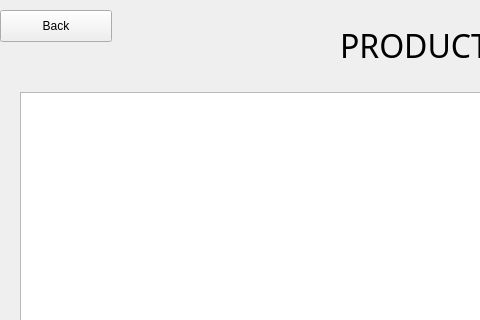
This is CS1C_Graphics_Modeler/mainwindow.ui in utsavparajuli/CS1C-Group-Project as Qt 5 draws it before an edit; both pictures show x 0 to 480 and y 0 to 320 of the 1200 by 700 pixel window. The edited form follows.
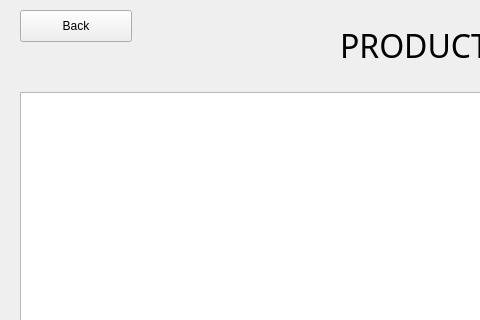
This is the edited form. The open tabs and pages were chosen to show the change. Custom widgets are drawn as their Qt base class.

The edit to the form file:
```diff
--- a/CS1C_Graphics_Modeler/mainwindow.ui
+++ b/CS1C_Graphics_Modeler/mainwindow.ui
@@ -383,7 +383,7 @@
      <widget class="QPushButton" name="backButton">
       <property name="geometry">
        <rect>
-        <x>0</x>
+        <x>20</x>
         <y>10</y>
         <width>112</width>
         <height>32</height>
```
Left out of the diff: 4 changed lines with no effect on the pictures.
